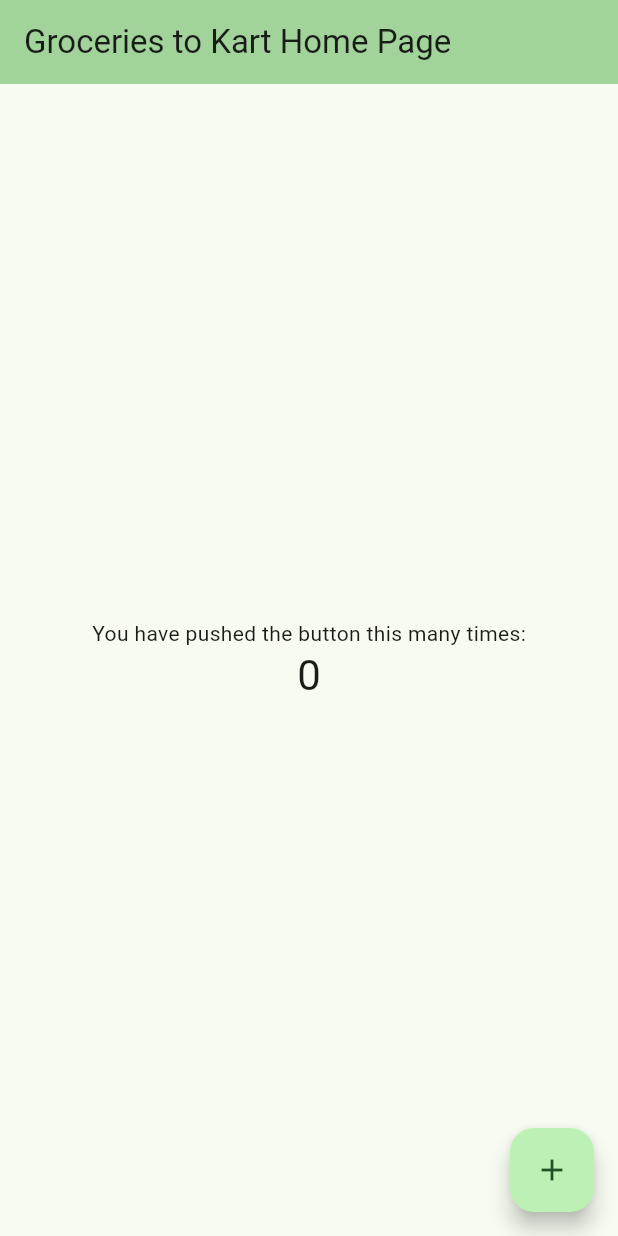
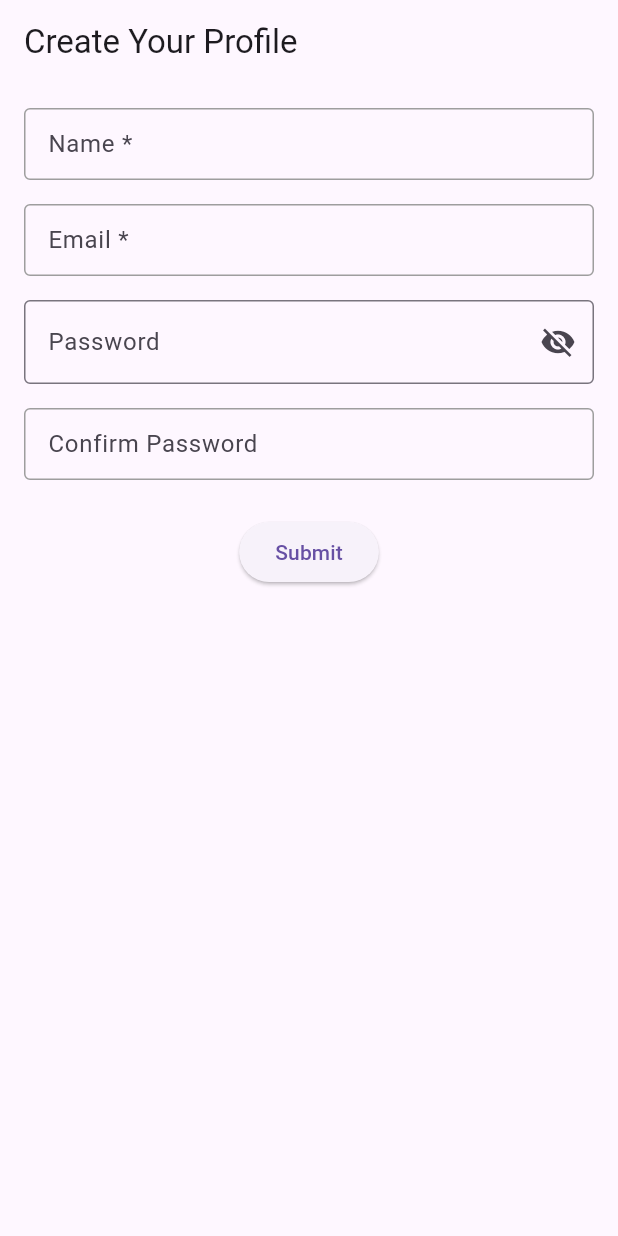
Before and after one commit to Michonn3/my-flutter-app, a Flutter app: the screen it shows after launch, on a phone screen of 412 x 824 dp. Run offline on Flutter 3.47's test engine with Material 3 defaults, Android fonts, the phone set to English and light mode, and no system bars.

Commit message:
Created a form for user profile creation

```diff
--- /dev/null
+++ b/lib/create_profile_page.dart
@@ -0,0 +1,164 @@
+import 'package:flutter/material.dart';
+
+InputDecoration buildInputDecoration(String label, String hint) {
+  return InputDecoration(
+    labelText: label,
+    hintText: hint,
+    // prefixIcon: Icon(Icons.leadingIcon),
+    border: OutlineInputBorder(),
+    enabledBorder: OutlineInputBorder(
+      borderSide: BorderSide(color: Colors.grey),
+    ),
+    focusedBorder: OutlineInputBorder(
+      borderSide: BorderSide(color: Colors.blue),
+    ),
+    errorBorder: OutlineInputBorder(),
+    contentPadding: EdgeInsets.all(12),
+  );
+}
+
+class CreateProfilePage extends StatefulWidget {
+  @override
+  _CreateProfilePageState createState() => _CreateProfilePageState();
+}
+
+class _CreateProfilePageState extends State<CreateProfilePage> {
+  final _formKey = GlobalKey<FormState>();
+
+  final TextEditingController _nameController = TextEditingController();
+  final TextEditingController _emailController = TextEditingController();
+  final TextEditingController _passwordController = TextEditingController();
+  //final TextEditingController _dobController = TextEditingController();
+  final TextEditingController _confirmPasswordController =
+      TextEditingController();
+
+  bool _obscurePassword = true;
+
+  @override
+  void dispose() {
+    _passwordController.dispose();
+    _confirmPasswordController.dispose();
+    super.dispose();
+  }
+
+  void _submitForm() {
+    if (_formKey.currentState!.validate()) {
+      // Do somethiing with the input data
+      print('Name: ${_nameController.text}');
+      print('Email: ${_emailController.text}');
+
+      ScaffoldMessenger.of(
+        context,
+      ).showSnackBar(SnackBar(content: Text('Profile created!')));
+    }
+  }
+
+  @override
+  Widget build(BuildContext context) {
+    return Scaffold(
+      appBar: AppBar(title: Text('Create Your Profile')),
+      body: Padding(
+        padding: const EdgeInsets.all(16.0),
+        child: Form(
+          key: _formKey,
+          child: Column(
+            children: [
+              TextFormField(
+                controller: _nameController,
+                decoration: buildInputDecoration('Name *', 'John Doe'),
+                validator: (value) {
+                  if (value == null || value.trim().isEmpty) {
+                    return 'Please enter your name';
+                  }
+                  return null;
+                },
+              ),
+
+              SizedBox(height: 16),
+
+              TextFormField(
+                controller: _emailController,
+                decoration: buildInputDecoration(
+                  'Email *',
+                  'yourEmail@gmail.com',
+                ),
+                keyboardType: TextInputType.emailAddress,
+                validator: (value) {
+                  if (value == null || !value.contains('@')) {
+                    return 'Enter a valid email';
+                  }
+                  return null;
+                },
+              ),
+
+              SizedBox(height: 16),
+
+              TextFormField(
+                obscureText: _obscurePassword,
+                controller: _passwordController,
+                decoration: InputDecoration(
+                  labelText: 'Password',
+                  border: OutlineInputBorder(),
+                  suffixIcon: IconButton(
+                    icon: Icon(
+                      _obscurePassword
+                          ? Icons.visibility_off
+                          : Icons.visibility,
+                    ),
+                    onPressed: () {
+                      setState(() {
+                        _obscurePassword = !_obscurePassword;
+                      });
+                    },
+                  ),
+                ),
+                validator: (value) {
+                  if (value == null || value.isEmpty) {
+                    return 'Please enter a password';
+                  }
+                  if (value.length < 8) {
+                    return 'Must be at least 8 characters';
+                  }
+                  if (!RegExp(r'[A-Z]').hasMatch(value)) {
+                    return 'Must contain at least one uppercase letter';
+                  }
+                  if (!RegExp(r'[a-z]').hasMatch(value)) {
+                    return 'Must contain at least one lowercase letter';
+                  }
+                  if (!RegExp(r'\d').hasMatch(value)) {
+                    return 'Must contain at least one number';
+                  }
+                  if (!RegExp(r'[!@#\$&*~]').hasMatch(value)) {
+                    return 'Must contain at least one special character (!@#\$&*~)';
+                  }
+                  return null;
+                },
+              ),
+
+              SizedBox(height: 16),
+
+              TextFormField(
+                controller: _confirmPasswordController,
+                obscureText: _obscurePassword,
+                decoration: buildInputDecoration('Confirm Password', ''),
+                validator: (value) {
+                  if (value == null || value.isEmpty) {
+                    return 'Please confirm your password';
+                  }
+                  if (value != _passwordController.text) {
+                    return 'Passwords do not match';
+                  }
+                  return null;
+                },
+              ),
+
+              SizedBox(height: 24),
+
+              ElevatedButton(onPressed: _submitForm, child: Text('Submit')),
+            ],
+          ),
+        ),
+      ),
+    );
+  }
+}
--- a/lib/main.dart
+++ b/lib/main.dart
@@ -1,122 +1,17 @@
 import 'package:flutter/material.dart';
+import 'create_profile_page.dart';
 
 void main() {
-  runApp(const MyApp());
+  runApp(MyApp());
 }
 
 class MyApp extends StatelessWidget {
-  const MyApp({super.key});
-
-  // This widget is the root of your application.
   @override
   Widget build(BuildContext context) {
     return MaterialApp(
-      title: 'Flutter Demo',
-      theme: ThemeData(
-        // This is the theme of your application.
-        //
-        // TRY THIS: Try running your application with "flutter run". You'll see
-        // the application has a purple toolbar. Then, without quitting the app,
-        // try changing the seedColor in the colorScheme below to Colors.green
-        // and then invoke "hot reload" (save your changes or press the "hot
-        // reload" button in a Flutter-supported IDE, or press "r" if you used
-        // the command line to start the app).
-        //
-        // Notice that the counter didn't reset back to zero; the application
-        // state is not lost during the reload. To reset the state, use hot
-        // restart instead.
-        //
-        // This works for code too, not just values: Most code changes can be
-        // tested with just a hot reload.
-        colorScheme: ColorScheme.fromSeed(seedColor: Colors.green),
-      ),
-      home: const MyHomePage(title: 'Groceries to Kart Home Page'),
+      title: 'Flutter Form Demo',
+      theme: ThemeData(primarySwatch: Colors.lightBlue),
+      home: CreateProfilePage(),
     );
   }
 }
-
-class MyHomePage extends StatefulWidget {
-  const MyHomePage({super.key, required this.title});
-
-  // This widget is the home page of your application. It is stateful, meaning
-  // that it has a State object (defined below) that contains fields that affect
-  // how it looks.
-
-  // This class is the configuration for the state. It holds the values (in this
-  // case the title) provided by the parent (in this case the App widget) and
-  // used by the build method of the State. Fields in a Widget subclass are
-  // always marked "final".
-
-  final String title;
-
-  @override
-  State<MyHomePage> createState() => _MyHomePageState();
-}
-
-class _MyHomePageState extends State<MyHomePage> {
-  int _counter = 0;
-
-  void _incrementCounter() {
-    setState(() {
-      // This call to setState tells the Flutter framework that something has
-      // changed in this State, which causes it to rerun the build method below
-      // so that the display can reflect the updated values. If we changed
-      // _counter without calling setState(), then the build method would not be
-      // called again, and so nothing would appear to happen.
-      _counter++;
-    });
-  }
-
-  @override
-  Widget build(BuildContext context) {
-    // This method is rerun every time setState is called, for instance as done
-    // by the _incrementCounter method above.
-    //
-    // The Flutter framework has been optimized to make rerunning build methods
-    // fast, so that you can just rebuild anything that needs updating rather
-    // than having to individually change instances of widgets.
-    return Scaffold(
-      appBar: AppBar(
-        // TRY THIS: Try changing the color here to a specific color (to
-        // Colors.amber, perhaps?) and trigger a hot reload to see the AppBar
-        // change color while the other colors stay the same.
-        backgroundColor: Theme.of(context).colorScheme.inversePrimary,
-        // Here we take the value from the MyHomePage object that was created by
-        // the App.build method, and use it to set our appbar title.
-        title: Text(widget.title),
-      ),
-      body: Center(
-        // Center is a layout widget. It takes a single child and positions it
-        // in the middle of the parent.
-        child: Column(
-          // Column is also a layout widget. It takes a list of children and
-          // arranges them vertically. By default, it sizes itself to fit its
-          // children horizontally, and tries to be as tall as its parent.
-          //
-          // Column has various properties to control how it sizes itself and
-          // how it positions its children. Here we use mainAxisAlignment to
-          // center the children vertically; the main axis here is the vertical
-          // axis because Columns are vertical (the cross axis would be
-          // horizontal).
-          //
-          // TRY THIS: Invoke "debug painting" (choose the "Toggle Debug Paint"
-          // action in the IDE, or press "p" in the console), to see the
-          // wireframe for each widget.
-          mainAxisAlignment: MainAxisAlignment.center,
-          children: <Widget>[
-            const Text('You have pushed the button this many times:'),
-            Text(
-              '$_counter',
-              style: Theme.of(context).textTheme.headlineMedium,
-            ),
-          ],
-        ),
-      ),
-      floatingActionButton: FloatingActionButton(
-        onPressed: _incrementCounter,
-        tooltip: 'Increment',
-        child: const Icon(Icons.add),
-      ), // This trailing comma makes auto-formatting nicer for build methods.
-    );
-  }
-}
```
